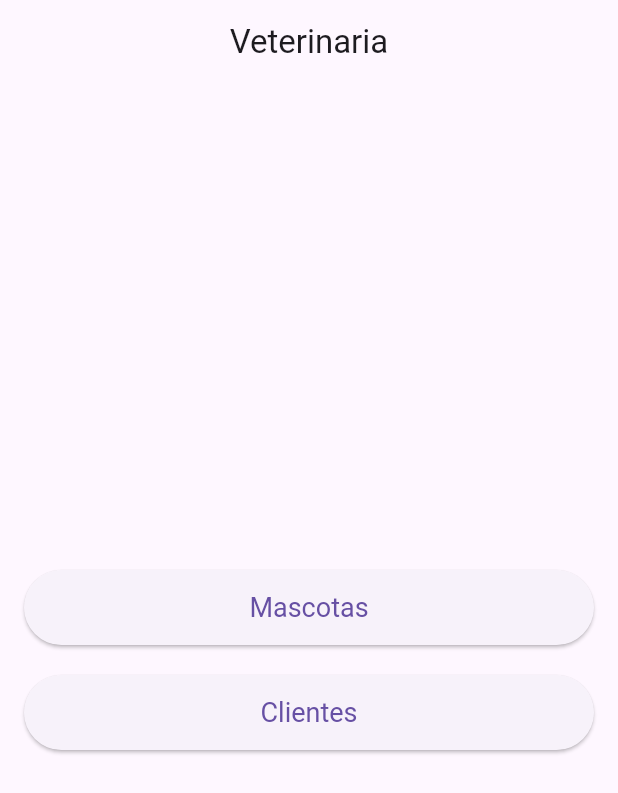
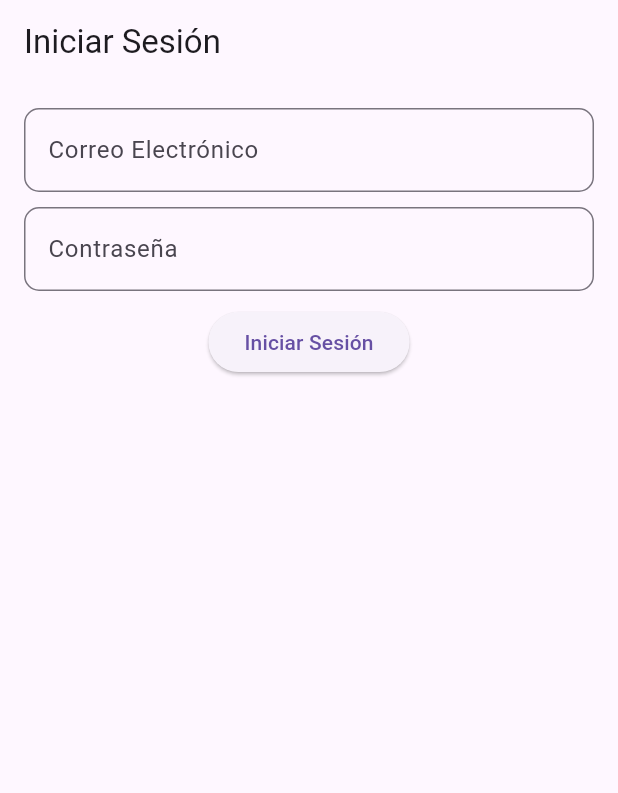
Before and after one commit to AdriAguilar/app_vet, a Flutter app: the screen it shows after launch, on a phone screen of 412 x 824 dp. Shown: the top 793 px of the screen. Run offline on Flutter 3.47's test engine with Material 3 defaults, Android fonts, the phone set to English and light mode, and no system bars; our stand-ins replace firebase_auth, firebase_core, firebase_database; accounts and stored records are empty.

Commit message:
Login with Firebase Auth

```diff
--- a/lib/main.dart
+++ b/lib/main.dart
@@ -1,13 +1,17 @@
 import 'package:app_vet/firebase_options.dart';
 import 'package:app_vet/models/Client.dart';
 import 'package:app_vet/models/Pet.dart';
+import 'package:app_vet/providers/auth_provider.dart';
 import 'package:app_vet/providers/client_pets_provider.dart';
 import 'package:app_vet/providers/client_provider.dart';
 import 'package:app_vet/providers/vaccine_provider.dart';
 import 'package:app_vet/screens/add_vaccine_screen.dart';
 import 'package:app_vet/screens/client_pets_screen.dart';
 import 'package:app_vet/screens/dashboard_screen.dart';
+import 'package:app_vet/screens/login_screen.dart';
 import 'package:app_vet/screens/vaccine_list_screen.dart';
+import 'package:app_vet/widgets/auth_check.dart';
+import 'package:app_vet/widgets/protected_route.dart';
 import 'package:firebase_core/firebase_core.dart';
 import 'package:flutter/material.dart';
 import 'package:provider/provider.dart';
@@ -33,6 +37,7 @@ class MyApp extends StatelessWidget {
   Widget build(BuildContext context) {
     return MultiProvider(
       providers: [
+        ChangeNotifierProvider(create: (_) => AuthProvider()),
         ChangeNotifierProvider(create: (_) => PetProvider()..listenToPets()),
         ChangeNotifierProvider(create: (_) => VaccineProvider()),
         ChangeNotifierProvider(create: (_) => ClientProvider()..listenToClients()),
@@ -43,19 +48,20 @@ class MyApp extends StatelessWidget {
         theme: ThemeData(
           primarySwatch: Colors.blue,
         ),
-        initialRoute: '/',
+        home: AuthCheck(),
         routes: {
-          '/': (context) => DashboardScreen(),
-          '/pet-list': (context) => PetListScreen(),
-          '/add-pet': (context) => AddPetScreen(pet: ModalRoute.of(context)?.settings.arguments as Pet?),
-          '/vaccine-list': (context) => VaccineListScreen(petId: ModalRoute.of(context)?.settings.arguments as String,),
-          '/add-vaccine': (context) => AddVaccineScreen(
+          '/login': (context) => LoginScreen(),
+          '/dashboard': (context) => ProtectedRoute(child: DashboardScreen()),
+          '/pet-list': (context) => ProtectedRoute(child: PetListScreen()),
+          '/add-pet': (context) => ProtectedRoute(child: AddPetScreen(pet: ModalRoute.of(context)?.settings.arguments as Pet?)),
+          '/vaccine-list': (context) => ProtectedRoute(child: VaccineListScreen(petId: ModalRoute.of(context)?.settings.arguments as String,)),
+          '/add-vaccine': (context) => ProtectedRoute(child: AddVaccineScreen(
             petId: (ModalRoute.of(context)?.settings.arguments as Map<String, dynamic>?)?['petId'] as String,
             vaccine: (ModalRoute.of(context)?.settings.arguments as Map<String, dynamic>?)?['vaccine'] as Vaccine?,
-          ),
-          '/client-list': (context) => ClientListScreen(),
-          '/add-client': (context) => AddClientScreen(client: ModalRoute.of(context)?.settings.arguments as Client?),
-          '/client-pets': (context) => ClientPetsScreen(clientId: ModalRoute.of(context)?.settings.arguments as String)
+          )),
+          '/client-list': (context) => ProtectedRoute(child: ClientListScreen()),
+          '/add-client': (context) => ProtectedRoute(child: AddClientScreen(client: ModalRoute.of(context)?.settings.arguments as Client?)),
+          '/client-pets': (context) => ProtectedRoute(child: ClientPetsScreen(clientId: ModalRoute.of(context)?.settings.arguments as String))
         },
       ),
     );
--- /dev/null
+++ b/lib/models/User.dart
@@ -0,0 +1,6 @@
+class User {
+  final String uid;
+  final String email;
+
+  User({required this.uid, required this.email});
+}
--- /dev/null
+++ b/lib/screens/login_screen.dart
@@ -0,0 +1,65 @@
+import 'package:app_vet/ui/custom_text_input.dart';
+import 'package:flutter/material.dart';
+import 'package:provider/provider.dart';
+import '../providers/auth_provider.dart';
+
+class LoginScreen extends StatelessWidget {
+  final _formKey = GlobalKey<FormState>();
+  final TextEditingController _emailController = TextEditingController();
+  final TextEditingController _passwordController = TextEditingController();
+
+  LoginScreen({super.key});
+
+  @override
+  Widget build(BuildContext context) {
+    return Scaffold(
+      appBar: AppBar(title: Text('Iniciar Sesión')),
+      body: Padding(
+        padding: const EdgeInsets.all(16.0),
+        child: Form(
+          key: _formKey,
+          child: Column(
+            children: [
+              CustomTextInput(
+                controller: _emailController,
+                label: 'Correo Electrónico',
+                hint: "ejemplo@email.com",
+                validator: (value) => value!.isEmpty ? 'Requerido' : null,
+              ),
+              SizedBox(height: 10),
+              CustomTextInput(
+                controller: _passwordController,
+                obscure: true,
+                label: 'Contraseña',
+                hint: "Contraseña segura",
+                validator: (value) => value!.isEmpty ? 'Requerido' : null,
+              ),
+              SizedBox(height: 10),
+              ElevatedButton(
+                onPressed: () => _signIn(context),
+                child: Text('Iniciar Sesión'),
+              ),
+            ],
+          ),
+        ),
+      ),
+    );
+  }
+
+  Future<void> _signIn(BuildContext context) async {
+    if (_formKey.currentState!.validate()) {
+      final authProvider = Provider.of<AuthProvider>(context, listen: false);
+      final user = await authProvider.signInWithEmailAndPassword(
+        _emailController.text,
+        _passwordController.text,
+      );
+
+      if (user != null) {
+        ScaffoldMessenger.of(context).showSnackBar(SnackBar(content: Text('Inicio de sesión exitoso'), backgroundColor: Colors.green,));
+        Navigator.pushNamed(context, '/dashboard');
+      } else {
+        ScaffoldMessenger.of(context).showSnackBar(SnackBar(content: Text('Credenciales inválidas'), backgroundColor: Colors.red));
+      }
+    }
+  }
+}
--- a/lib/ui/custom_text_input.dart
+++ b/lib/ui/custom_text_input.dart
@@ -34,6 +34,7 @@ class CustomTextInput extends StatelessWidget {
       onChanged: onChanged,
       onSaved: onSaved,
       validator: validator,
+      obscureText: obscure,
       decoration: InputDecoration(
         labelText: label,
         hintText: hint,
--- /dev/null
+++ b/lib/widgets/auth_check.dart
@@ -0,0 +1,20 @@
+import 'package:flutter/material.dart';
+import 'package:provider/provider.dart';
+import '../providers/auth_provider.dart';
+import '../screens/login_screen.dart';
+import '../screens/dashboard_screen.dart';
+
+class AuthCheck extends StatelessWidget {
+  const AuthCheck({super.key});
+
+  @override
+  Widget build(BuildContext context) {
+    final authProvider = Provider.of<AuthProvider>(context);
+
+    if (authProvider.user == null) {
+      return LoginScreen();
+    } else {
+      return DashboardScreen();
+    }
+  }
+}
--- a/pubspec.yaml
+++ b/pubspec.yaml
@@ -34,6 +34,7 @@ dependencies:
   provider: ^6.1.2
   firebase_core: ^3.12.0
   firebase_database: ^11.3.3
+  firebase_auth: ^5.5.1
 
   # The following adds the Cupertino Icons font to your application.
   # Use with the CupertinoIcons class for iOS style icons.
```
Also changed, not shown: lib/providers/auth_provider.dart (added, +45 -0 lines), lib/screens/add_client_screen.dart (+7 -0 lines), lib/screens/add_pet_screen.dart (+10 -1 lines), lib/screens/add_vaccine_screen.dart (+7 -0 lines), lib/screens/client_list_screen.dart (+10 -1 lines), lib/screens/client_pets_screen.dart (+7 -0 lines), lib/screens/dashboard_screen.dart (+9 -0 lines), lib/screens/pet_list_screen.dart (+10 -1 lines), lib/screens/vaccine_list_screen.dart (+10 -1 lines), lib/services/auth_service.dart (added, +48 -0 lines), lib/widgets/protected_route.dart (added, +22 -0 lines), pubspec.lock, 3 other files.
